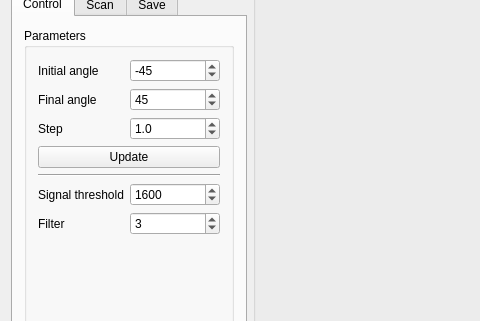
mfrydrysiak/PAS_triangulation_sonar, file mainwindow.ui: the form before one commit; both pictures show x 0 to 480 and y 83 to 404 of the 793 by 776 pixel window.
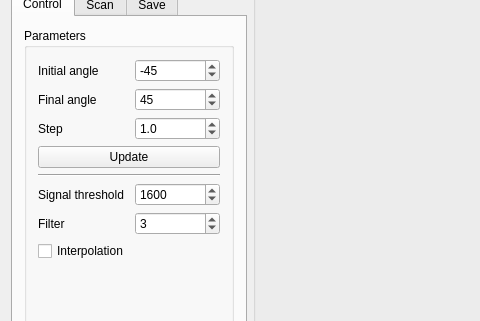
The form after the commit. The open tabs and pages were chosen to show the change. Custom widgets are drawn as their Qt base class.

Commit message: Interpolation (not successful)

What changed in the file:
```diff
--- a/mainwindow.ui
+++ b/mainwindow.ui
@@ -204,6 +204,13 @@
                  </property>
                 </widget>
                </item>
+               <item row="7" column="0">
+                <widget class="QCheckBox" name="interpolation_cBox">
+                 <property name="text">
+                  <string>Interpolation</string>
+                 </property>
+                </widget>
+               </item>
               </layout>
              </widget>
             </item>
```
Left out of the diff: 2 changed lines with no effect on the pictures. The commit also changes 6 other files.
